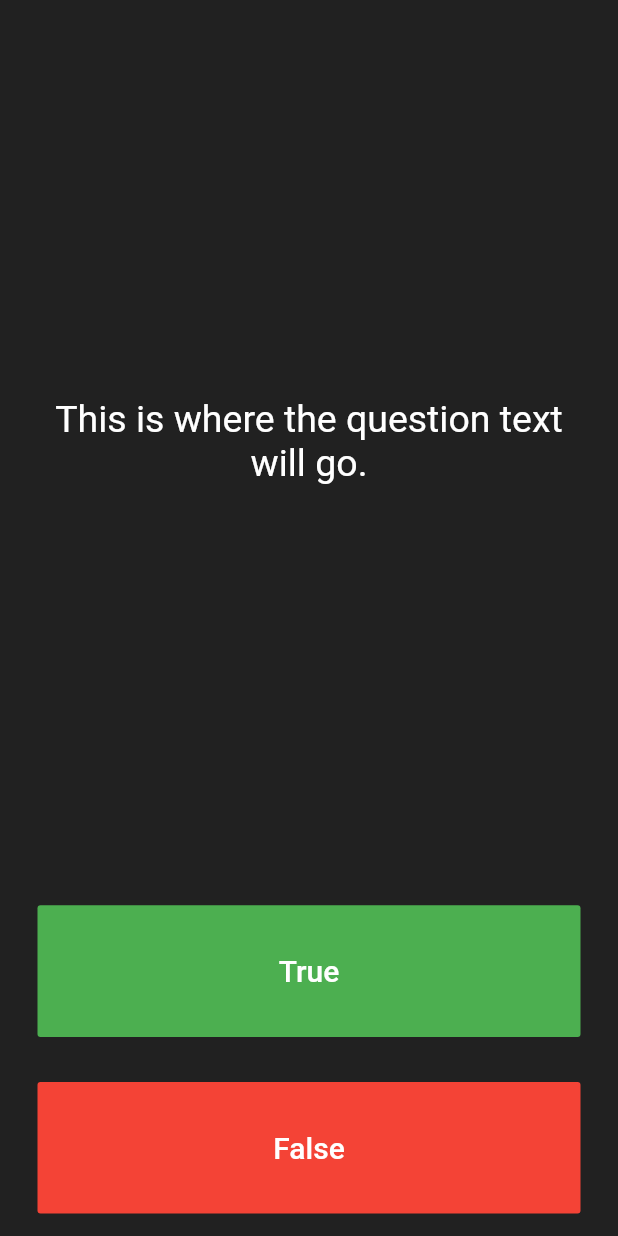
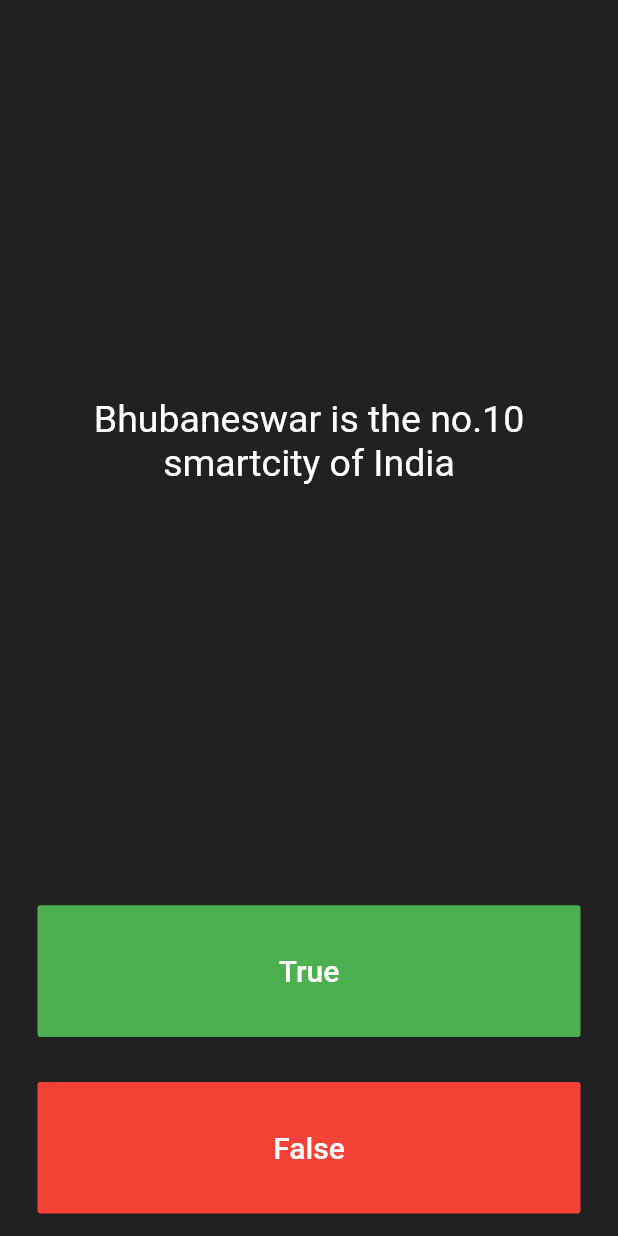
Before and after one commit to sumit735/quizz-flutter, a Flutter app: the screen it shows after launch, after a tap on "True", on a phone screen of 412 x 824 dp. Run offline on Flutter 3.47's test engine with Material 2 defaults, Android fonts, the phone set to English and light mode, and no system bars.

Commit message:
added questions list[array] and scorekeeper list

```diff
--- a/lib/main.dart
+++ b/lib/main.dart
@@ -25,6 +25,16 @@ class QuizPage extends StatefulWidget {
 }
 
 class _QuizPageState extends State<QuizPage> {
+
+List<Icon> scoreKeeper = [];
+
+List<String> questions = [
+  "Bhubaneswar is the capital of Odisha.",
+  "Bhubaneswar is the no.10 smartcity of India",
+  "K. Naveen Reddy is the C.M of Odisha"
+];
+
+int questionNumber = 0;
   @override
   Widget build(BuildContext context) {
     return Column(
@@ -37,7 +47,7 @@ class _QuizPageState extends State<QuizPage> {
             padding: EdgeInsets.all(10.0),
             child: Center(
               child: Text(
-                'This is where the question text will go.',
+                questions[questionNumber],
                 textAlign: TextAlign.center,
                 style: TextStyle(
                   fontSize: 25.0,
@@ -61,7 +71,11 @@ class _QuizPageState extends State<QuizPage> {
                 ),
               ),
               onPressed: () {
-                //The user picked true.
+                setState(() {
+                   //user picks true
+                   questionNumber++;
+                });
+
               },
             ),
           ),
@@ -80,11 +94,17 @@ class _QuizPageState extends State<QuizPage> {
               ),
               onPressed: () {
                 //The user picked false.
+                setState(() {
+                   questionNumber++;
+                });
               },
             ),
           ),
         ),
-        //TODO: Add a Row here as your score keeper
+        //todo
+        Row(
+          children: scoreKeeper,
+        ),
       ],
     );
   }
```
